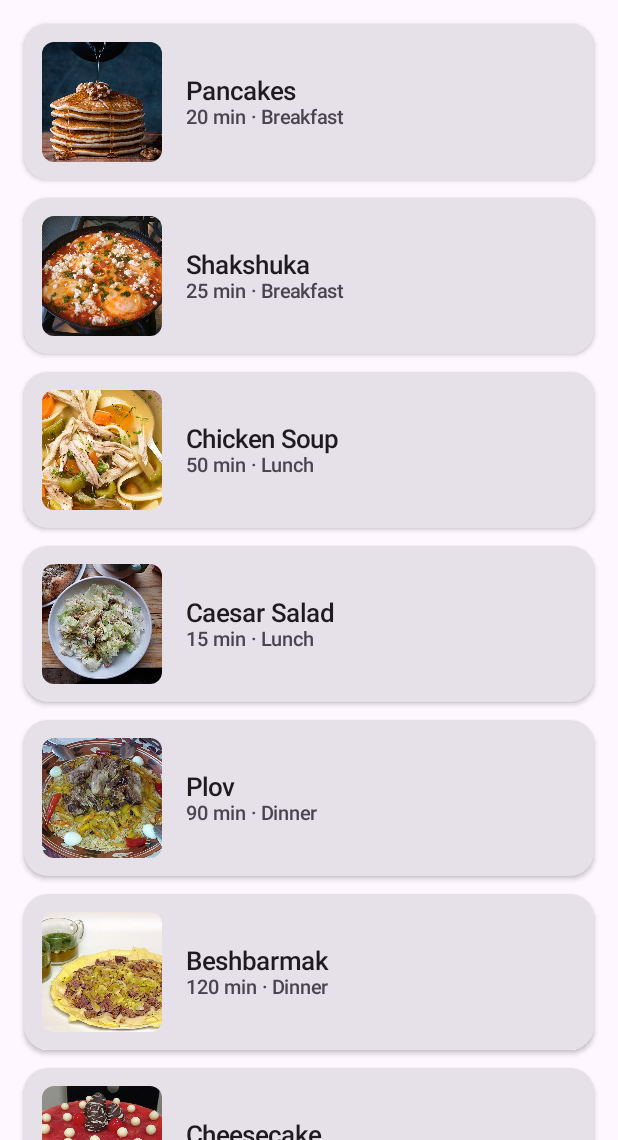
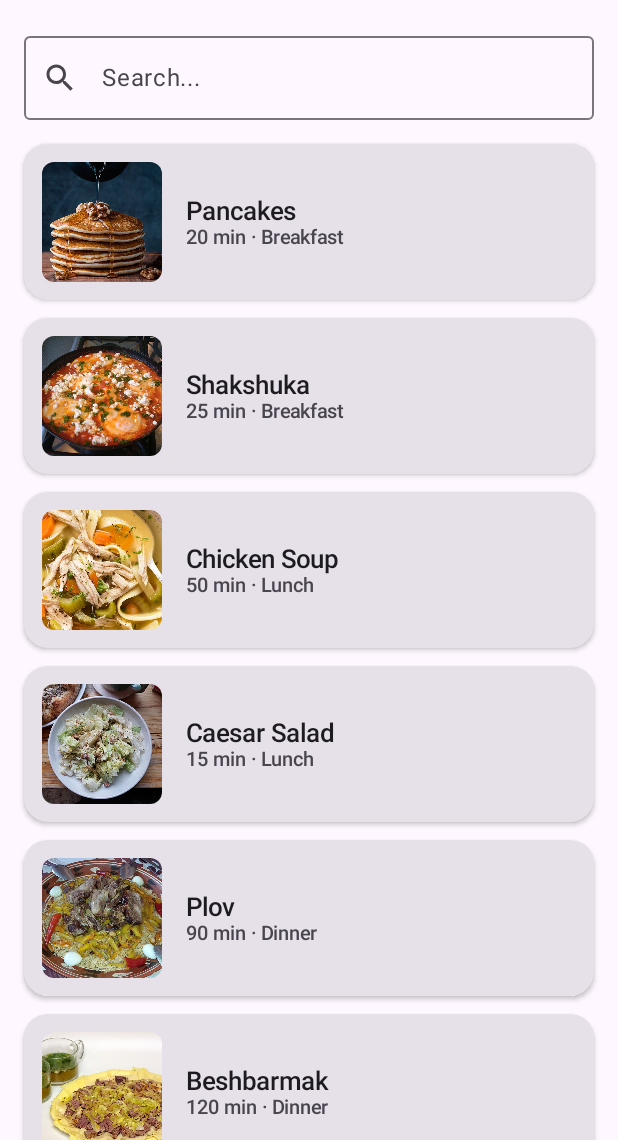
Before and after one commit to Serdar0000/mobile_project, an Android app built with Jetpack Compose: the screen it shows after launch (MainActivity), on a phone screen of 412 x 824 dp, the part 96-1236 px from its top. Run offline under Robolectric (Android 15) with nearby library versions, the phone set to English and light mode, and no system bars.

Commit message:
add search text field

```diff
--- a/app/src/main/java/com/example/recipeapp/ui/home/HomeScreen.kt
+++ b/app/src/main/java/com/example/recipeapp/ui/home/HomeScreen.kt
@@ -1,11 +1,18 @@
 package com.example.recipeapp.ui.home
 
 import androidx.compose.foundation.layout.Arrangement
+import androidx.compose.foundation.layout.Column
 import androidx.compose.foundation.layout.PaddingValues
+import androidx.compose.foundation.layout.fillMaxWidth
 import androidx.compose.foundation.layout.padding
 import androidx.compose.foundation.lazy.LazyColumn
 import androidx.compose.foundation.lazy.items
+import androidx.compose.material.icons.Icons
+import androidx.compose.material.icons.filled.Search
+import androidx.compose.material3.Icon
+import androidx.compose.material3.OutlinedTextField
 import androidx.compose.material3.Scaffold
+import androidx.compose.material3.Text
 import androidx.compose.runtime.Composable
 import androidx.compose.runtime.collectAsState
 import androidx.compose.runtime.getValue
@@ -22,19 +29,31 @@ fun HomeScreen(
     viewModel: HomeViewModel = viewModel()
 ) {
     val recipes by viewModel.recipes.collectAsState()
+    val uiState by viewModel.uiState.collectAsState()
 
     Scaffold(
         topBar = {
             RecipeTopAppBar(title = "Recipes", canNavigateBack = false)
         }
     ) { innerPadding ->
-        LazyColumn(
-            contentPadding = PaddingValues(16.dp),
-            verticalArrangement = Arrangement.spacedBy(12.dp),
-            modifier = Modifier.padding(innerPadding)
-        ) {
-            items(recipes, key = { it.id }) { recipe ->
-                RecipeCard(recipe = recipe, onClick = {})
+        Column(modifier = Modifier.padding(innerPadding)) {
+            OutlinedTextField(
+                value = uiState.searchText,
+                onValueChange = { viewModel.onSearchChange(it) },
+                label = { Text("Search...") },
+                leadingIcon = { Icon(Icons.Filled.Search, contentDescription = null) },
+                singleLine = true,
+                modifier = Modifier
+                    .fillMaxWidth()
+                    .padding(start = 16.dp, top = 16.dp, end = 16.dp)
+            )
+            LazyColumn(
+                contentPadding = PaddingValues(16.dp),
+                verticalArrangement = Arrangement.spacedBy(12.dp)
+            ) {
+                items(recipes, key = { it.id }) { recipe ->
+                    RecipeCard(recipe = recipe, onClick = {})
+                }
             }
         }
     }
```
